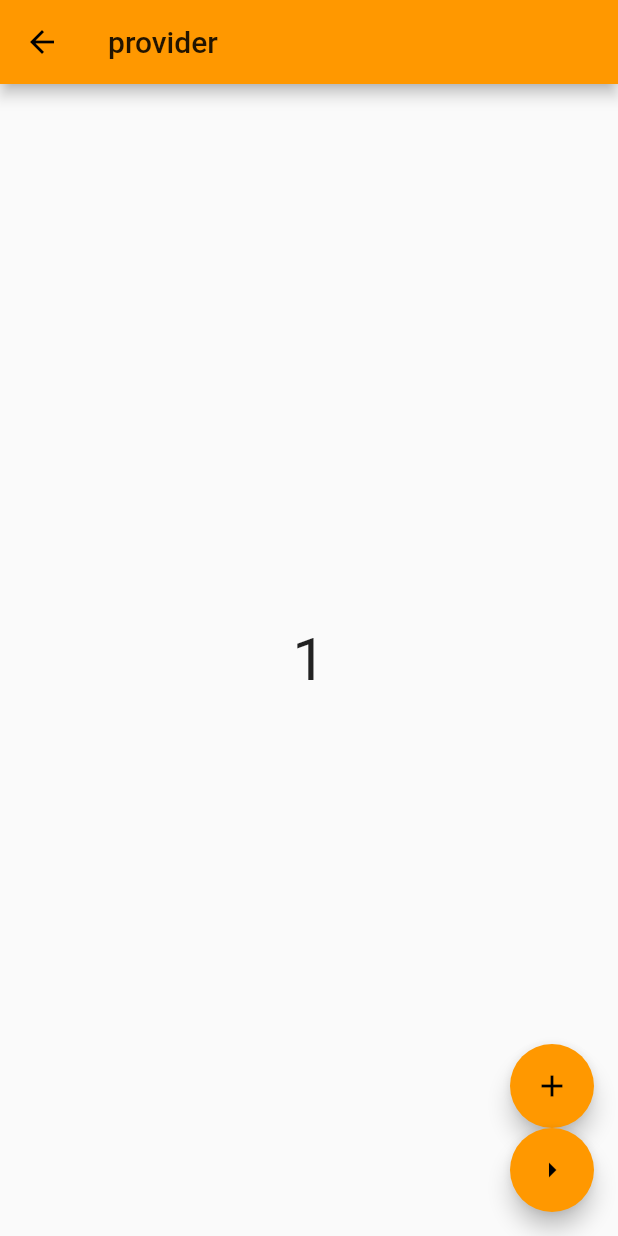
After one commit to ssac-flutter/flutter-lecture, a Flutter app: the CounterProviderPage screen opened directly, after a tap on the "add" icon, on a phone screen of 412 x 824 dp. The commit adds this screen. Run offline on Flutter 3.47's test engine with Material 2 defaults, Android fonts, the phone set to English and light mode, and no system bars; our stand-ins replace carousel_slider; network calls fail.

Commit message:
Provider, ChangeNotifierProvider

```diff
--- /dev/null
+++ b/lib/ui/provider/counter.dart
@@ -0,0 +1,17 @@
+import 'package:flutter/material.dart';
+
+class Counter extends ChangeNotifier {
+  int _count = 0;
+
+  int get count => _count;
+
+  void increase() {
+    _count++;
+    notifyListeners();
+  }
+
+  void decrease() {
+    _count--;
+    notifyListeners();
+  }
+}
--- /dev/null
+++ b/lib/ui/provider/counter_provider_page.dart
@@ -0,0 +1,55 @@
+import 'package:flutter/material.dart';
+import 'package:flutter_app/ui/inherited_widget/inherited_counter.dart';
+import 'package:flutter_app/ui/provider/counter.dart';
+import 'package:provider/provider.dart';
+
+class CounterProviderPage extends StatelessWidget {
+
+  @override
+  Widget build(BuildContext context) {
+    final counter = Provider.of<Counter>(context);
+
+    return Builder(
+      builder: (BuildContext innerContext) {
+        return Scaffold(
+          appBar: AppBar(
+            title: Text('provider'),
+          ),
+          body: Center(
+          child: Text('${counter.count}', style: TextStyle(fontSize: 40))),
+          floatingActionButton: Column(
+            mainAxisAlignment: MainAxisAlignment.end,
+            children: [
+              FloatingActionButton(
+                heroTag: 'tag1',
+                child: Icon(Icons.add),
+                onPressed: () {
+                  counter.increase();
+                },
+              ),
+              FloatingActionButton(
+                heroTag: 'tag2',
+                child: Icon(Icons.arrow_right),
+                onPressed: () {
+                  Navigator.push(
+                    context,
+                    MaterialPageRoute(builder: (context) => OtherPage()),
+                  );
+                },
+              ),
+            ],
+          ),
+        );
+      },
+    );
+  }
+}
+
+class OtherPage extends StatelessWidget {
+  @override
+  Widget build(BuildContext context) {
+    return Center(
+      child: Text('${context.watch<Counter>().count}'),
+    );
+  }
+}
--- a/pubspec.yaml
+++ b/pubspec.yaml
@@ -30,6 +30,7 @@ dependencies:
   cupertino_icons: ^1.0.0
   carousel_slider: ^2.3.1
   http: ^0.12.2
+  provider: ^4.3.2+2
 
 dev_dependencies:
   flutter_test:
```
Also changed, not shown: lib/main.dart (+20 -15 lines), lib/ui/first_page.dart (+10 -0 lines).
